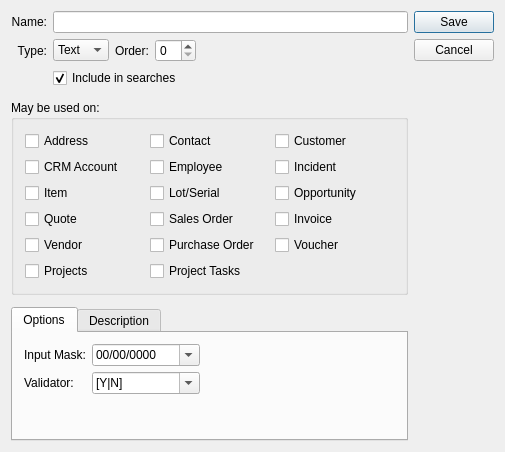
Qt form guiclient/characteristic.ui (Pegasus-RPG/xtuple-client) before a commit.
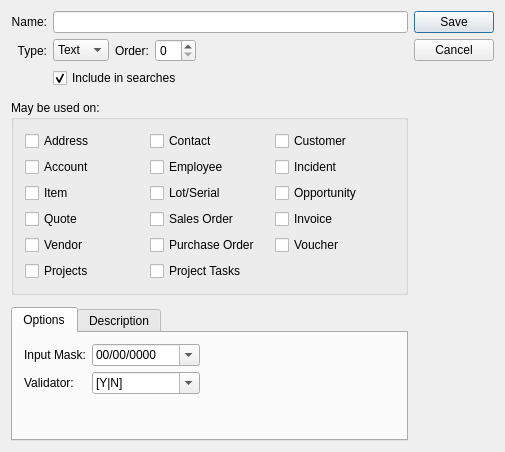
The same form after that commit. Custom widgets are drawn as their Qt base class.

```diff
--- a/guiclient/characteristic.ui
+++ b/guiclient/characteristic.ui
@@ -206,7 +206,7 @@
       <item row="2" column="0">
        <widget class="QCheckBox" name="_crmaccounts">
         <property name="text">
-         <string>CRM Account</string>
+         <string>Account</string>
         </property>
        </widget>
       </item>
```
